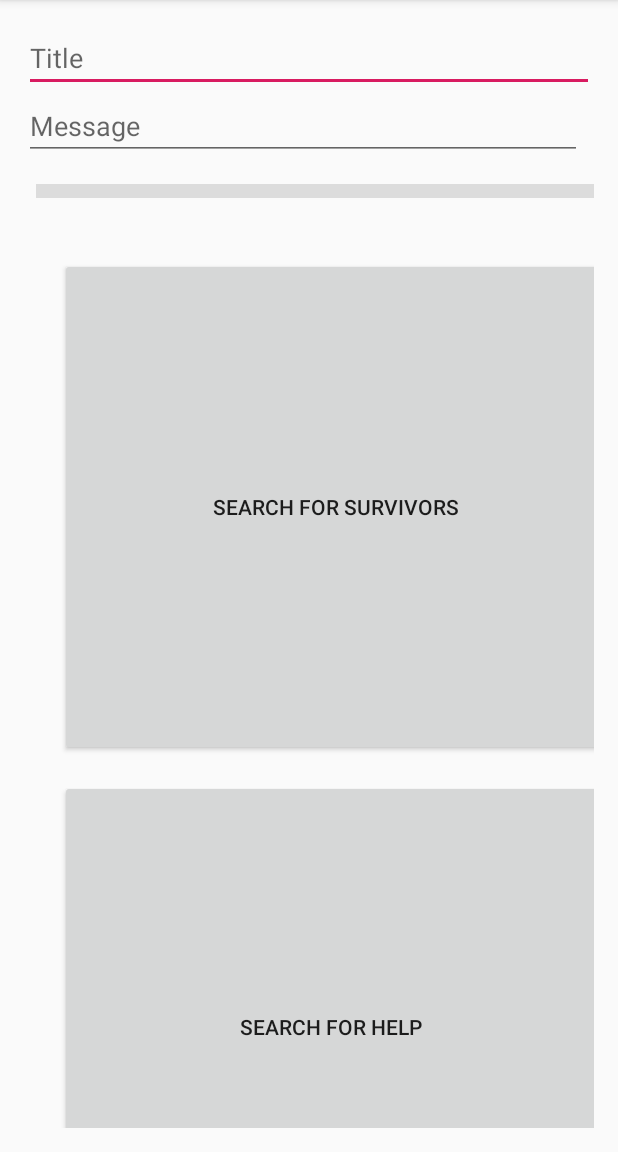
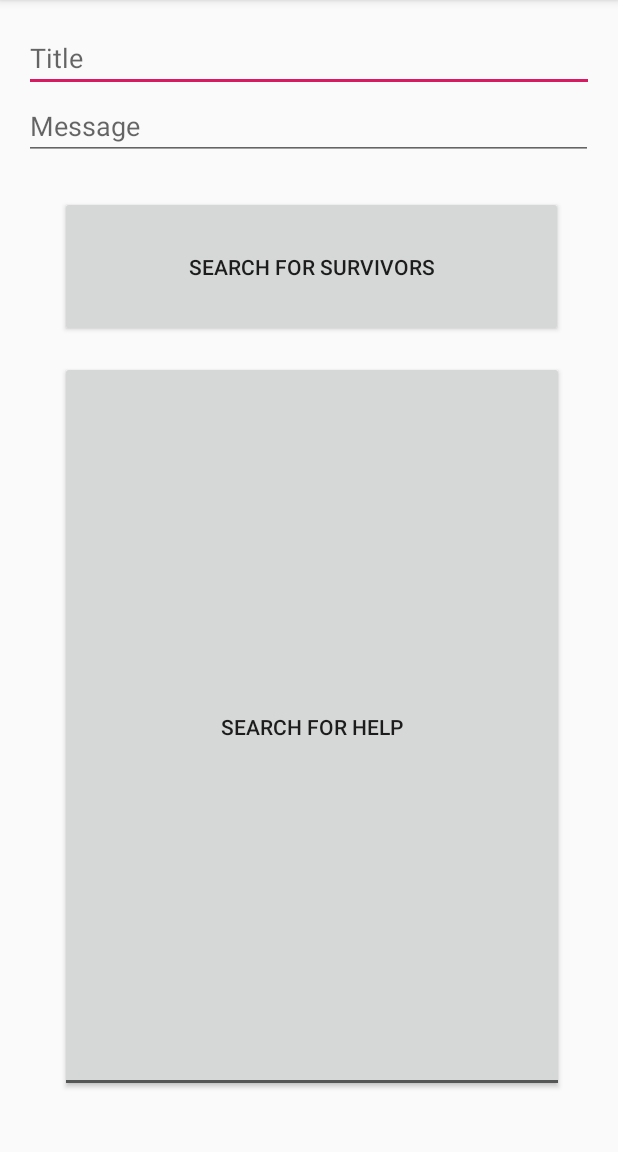
Before and after one commit to msliao12/PhonePinServiceRescuee, an Android app: the screen it shows after launch (MainActivity), on a phone screen of 412 x 824 dp, the part 84-1236 px from its top. Run offline under Robolectric (Android 15) with nearby library versions, the phone set to English and light mode, and no system bars.

Commit message:
Button layout revised

```diff
--- a/app/src/main/java/com/example/phonepinservicerescuee/MainActivity.java
+++ b/app/src/main/java/com/example/phonepinservicerescuee/MainActivity.java
@@ -10,6 +10,8 @@ import android.widget.TextView;
 public class MainActivity extends AppCompatActivity {
 
     private TextView mTextMessage;
+
+
 
     private BottomNavigationView.OnNavigationItemSelectedListener mOnNavigationItemSelectedListener
             = new BottomNavigationView.OnNavigationItemSelectedListener() {
--- a/app/src/main/res/layout/activity_main.xml
+++ b/app/src/main/res/layout/activity_main.xml
@@ -19,34 +19,17 @@
 
     <EditText
         android:id="@+id/edit_text_message"
-        android:layout_width="match_parent"
+        android:layout_width="379dp"
         android:layout_height="wrap_content"
         android:layout_marginEnd="8dp"
         android:hint="Message"
         app:layout_constraintEnd_toEndOf="parent"
         tools:layout_editor_absoluteY="32dp" />
 
-    <View
-        android:id="@+id/divider"
-        android:layout_width="395dp"
-        android:layout_height="9dp"
-        android:layout_marginStart="8dp"
-        android:layout_marginLeft="8dp"
-        android:layout_marginTop="16dp"
-        android:layout_marginEnd="8dp"
-        android:layout_marginRight="8dp"
-        android:layout_marginBottom="16dp"
-        android:background="?android:attr/listDivider"
-        android:visibility="visible"
-        app:layout_constraintBottom_toTopOf="@+id/toggleButton"
-        app:layout_constraintEnd_toEndOf="parent"
-        app:layout_constraintStart_toStartOf="parent"
-        app:layout_constraintTop_toBottomOf="@+id/button" />
-
     <Button
         android:id="@+id/button"
-        android:layout_width="367dp"
-        android:layout_height="332dp"
+        android:layout_width="335dp"
+        android:layout_height="94dp"
         android:layout_marginStart="24dp"
         android:layout_marginLeft="24dp"
         android:layout_marginTop="24dp"
@@ -62,8 +45,8 @@
 
     <ToggleButton
         android:id="@+id/toggleButton"
-        android:layout_width="361dp"
-        android:layout_height="329dp"
+        android:layout_width="336dp"
+        android:layout_height="match_parent"
         android:layout_marginStart="24dp"
         android:layout_marginLeft="24dp"
         android:layout_marginTop="8dp"
```
